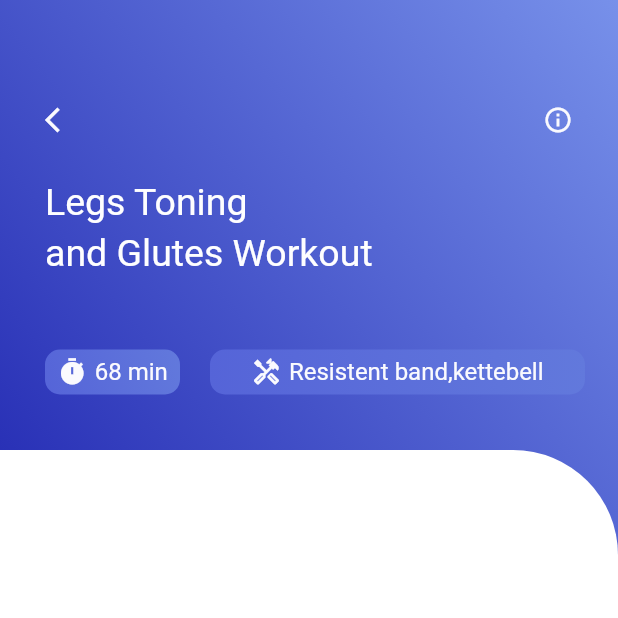
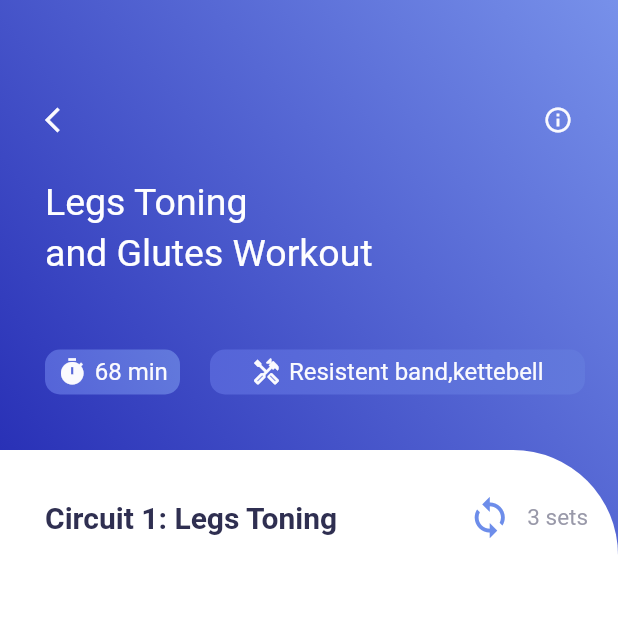
Before and after one commit to ELTEGANI/training-app, a Flutter app: the VideoInfo screen opened directly, on a phone screen of 412 x 824 dp, the top half of it. Run offline on Flutter 3.47's test engine with Material 2 defaults, Android fonts, the phone set to English and light mode, and no system bars; our stand-ins replace get.

Commit message:
add details page with navigation

```diff
--- a/lib/video_info.dart
+++ b/lib/video_info.dart
@@ -1,5 +1,7 @@
 import 'package:flutter/material.dart';
 import "colors.dart" as color;
+import 'dart:convert';
+import 'package:get/get.dart';
 
 class VideoInfo extends StatefulWidget {
   const VideoInfo({Key? key}) : super(key: key);
@@ -9,6 +11,17 @@ class VideoInfo extends StatefulWidget {
 }
 
 class _VideoInfoState extends State<VideoInfo> {
+  List info = [];
+  _initData(){
+    DefaultAssetBundle.of(context).loadString("json/videoinfo.json").then((value){
+      info = json.decode(value);
+    });
+  }
+  @override
+  void initState(){
+    super.initState();
+    _initData();
+  }
   @override
   Widget build(BuildContext context) {
     return Scaffold(
@@ -34,7 +47,12 @@ class _VideoInfoState extends State<VideoInfo> {
                 children: [
                   Row(
                     children: [
-                      Icon(Icons.arrow_back_ios,size:20,color:color.AppColor.secondPageIconColor),
+                      InkWell(
+                        onTap:(){
+                           Get.back();
+                        },
+                        child:Icon(Icons.arrow_back_ios,size:20,color:color.AppColor.secondPageIconColor),
+                      ),
                       Expanded(child: Container()),
                       Icon(Icons.info_outline,size:20,color:color.AppColor.secondPageIconColor,)
                     ],
@@ -118,6 +136,38 @@ class _VideoInfoState extends State<VideoInfo> {
                       topRight:Radius.circular(70)
                     )
                   ),
+                  child:Column(
+                    children: [
+                      SizedBox(height:30),
+                      Row(
+                        children: [
+                          SizedBox(width:30),
+                          Text("Circuit 1: Legs Toning",style:
+                            TextStyle(
+                               fontSize:20,
+                               fontWeight: FontWeight.bold,
+                               color:color.AppColor.circuitsColor
+                            ),
+                          ),
+                          Expanded(child: Container()),
+                          Row(
+                            children: [
+                              Icon(Icons.loop,size:30,color:color.AppColor.loopColor),
+                              SizedBox(width:10),
+                              Text(
+                                "3 sets",
+                                 style:TextStyle(
+                                   fontSize:15,
+                                   color:color.AppColor.setsColor
+                                 ),
+                              )
+                            ],
+                          ),
+                          SizedBox(width:20)
+                        ],
+                      )
+                    ],
+                  ),
              )
             )
           ],
--- a/pubspec.yaml
+++ b/pubspec.yaml
@@ -34,6 +34,7 @@ dependencies:
   # The following adds the Cupertino Icons font to your application.
   # Use with the CupertinoIcons class for iOS style icons.
   cupertino_icons: ^1.0.2
+  get:
 
 dev_dependencies:
   flutter_test:
```
Also changed, not shown: lib/home_page.dart (+8 -1 lines), lib/main.dart (+4 -3 lines), lib/videoinfo.json (added, +27 -0 lines), pubspec.lock.
